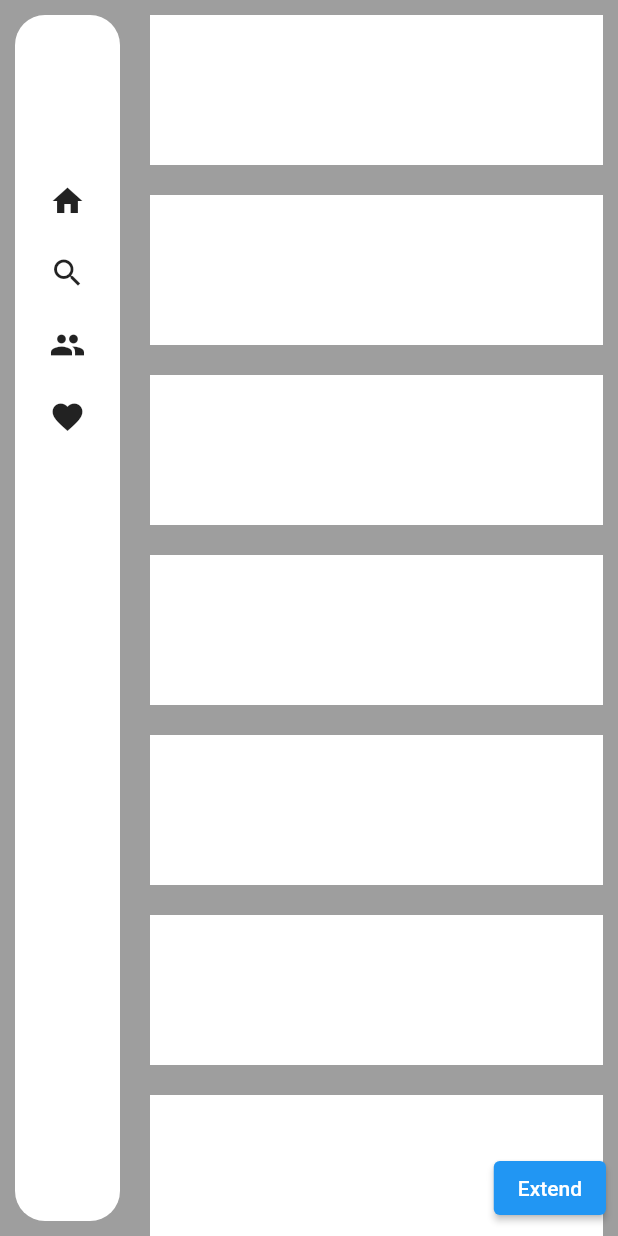
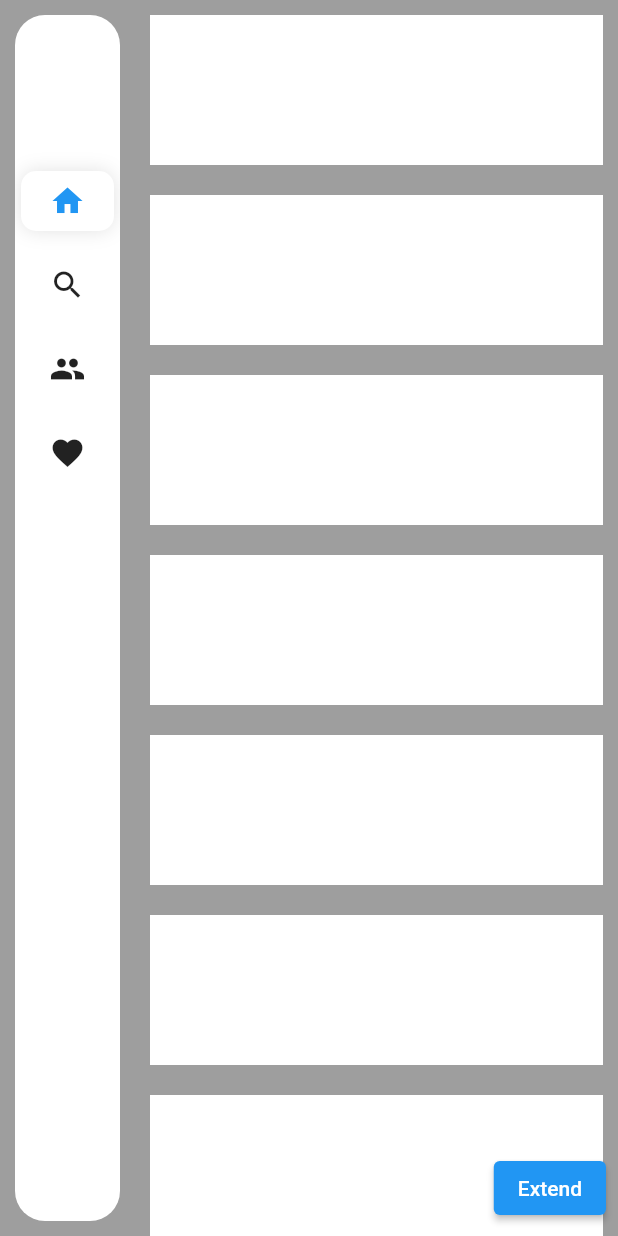
Before and after one commit to Frezyx/sidebarx, a Flutter app: the screen it shows after launch, on a phone screen of 412 x 824 dp. Run offline on Flutter 3.47's test engine with Material 2 defaults, Android fonts, the phone set to English and light mode, and no system bars.

Commit message:
Add new elements to theme & make animation

```diff
--- a/example/lib/main.dart
+++ b/example/lib/main.dart
@@ -31,6 +31,16 @@ class MyApp extends StatelessWidget {
                       borderRadius: BorderRadius.circular(20),
                     ),
                     margin: const EdgeInsets.all(10),
+                    selectedItemDecoration: BoxDecoration(
+                      color: Colors.white,
+                      borderRadius: BorderRadius.circular(10),
+                      boxShadow: [
+                        BoxShadow(
+                          color: Colors.grey.withOpacity(0.3),
+                          blurRadius: 10,
+                        )
+                      ],
+                    ),
                   ),
                   headerBuilder: (context, extended) {
                     return Container(
@@ -38,7 +48,7 @@ class MyApp extends StatelessWidget {
                     );
                   },
                   extendedTheme: const SidebarXTheme(
-                    width: 240,
+                    width: 200,
                     decoration: BoxDecoration(color: Colors.white),
                   ),
                   items: [
--- a/lib/src/sidebarx_base.dart
+++ b/lib/src/sidebarx_base.dart
@@ -1,7 +1,7 @@
 import 'package:flutter/material.dart';
 import 'package:sidebarx/sidebarx.dart';
 
-class SidebarX extends StatelessWidget {
+class SidebarX extends StatefulWidget {
   const SidebarX({
     Key? key,
     required this.controller,
@@ -10,6 +10,7 @@ class SidebarX extends StatelessWidget {
     this.extendedTheme,
     this.headerBuilder,
     this.footerBuilder,
+    this.separatorBuilder,
   }) : super(key: key);
 
   final SidebarXTheme theme;
@@ -20,16 +21,48 @@ class SidebarX extends StatelessWidget {
   final List<SidebarXItem> items;
   final SidebarXController controller;
 
+  final IndexedWidgetBuilder? separatorBuilder;
+
   final Widget Function(BuildContext context, bool extended)? headerBuilder;
   final Widget Function(BuildContext context, bool extended)? footerBuilder;
 
   @override
+  State<SidebarX> createState() => _SidebarXState();
+}
+
+class _SidebarXState extends State<SidebarX>
+    with SingleTickerProviderStateMixin {
+  late AnimationController _animationController;
+
+  @override
+  void initState() {
+    widget.controller.addListener(
+      () {
+        if (_animationController.isCompleted) {
+          _animationController.reverse();
+        } else {
+          _animationController.forward();
+        }
+      },
+    );
+
+    _animationController = AnimationController(
+      vsync: this,
+      duration: const Duration(milliseconds: 300),
+    );
+    super.initState();
+  }
+
+  @override
   Widget build(BuildContext context) {
     return AnimatedBuilder(
-      animation: controller,
+      animation: widget.controller,
       builder: (context, child) {
-        final selectedTheme =
-            controller.extended ? extendedTheme ?? theme : theme;
+        final extendedT = widget.extendedTheme?.mergeWith(widget.theme);
+        final selectedTheme = widget.controller.extended
+            ? extendedT ?? widget.theme
+            : widget.theme;
+
         final t = selectedTheme.mergeFlutterTheme(context);
 
         return AnimatedContainer(
@@ -41,23 +74,30 @@ class SidebarX extends StatelessWidget {
           decoration: t.decoration,
           child: Column(
             children: [
-              headerBuilder?.call(context, controller.extended) ??
+              widget.headerBuilder?.call(context, widget.controller.extended) ??
                   const SizedBox(),
               Expanded(
-                child: ListView.builder(
-                  itemCount: items.length,
+                child: ListView.separated(
+                  itemCount: widget.items.length,
+                  separatorBuilder: widget.separatorBuilder ??
+                      (_, __) => const SizedBox(height: 8),
                   itemBuilder: (context, index) {
-                    final item = items[index];
+                    final item = widget.items[index];
                     return SidebarXCell(
                       item: item,
                       theme: t,
-                      extended: controller.extended,
-                      selected: controller.selectedIndex == index,
+                      animationController: _animationController,
+                      extended: widget.controller.extended,
+                      selected: widget.controller.selectedIndex == index,
+                      onTap: () {
+                        item.onTap?.call();
+                        widget.controller.selectIndex(index);
+                      },
                     );
                   },
                 ),
               ),
-              footerBuilder?.call(context, controller.extended) ??
+              widget.footerBuilder?.call(context, widget.controller.extended) ??
                   const SizedBox()
             ],
           ),
--- a/lib/src/theme/sidebarx_theme.dart
+++ b/lib/src/theme/sidebarx_theme.dart
@@ -33,23 +33,66 @@ class SidebarXTheme {
     final theme = Theme.of(context);
     return SidebarXTheme(
       width: width,
+      height: height,
       padding: padding,
       margin: margin,
       decoration: decoration ?? BoxDecoration(color: theme.cardColor),
+      iconTheme: iconTheme ?? theme.iconTheme,
+      selectedIconTheme:
+          iconTheme ?? theme.iconTheme.copyWith(color: theme.primaryColor),
+      textStyle: textStyle ?? theme.textTheme.bodyMedium,
+      selectedTextStyle: selectedTextStyle ??
+          theme.textTheme.bodyMedium?.copyWith(color: theme.primaryColor),
+      itemDecoration: itemDecoration,
+      selectedItemDecoration: selectedItemDecoration,
+    );
+  }
+
+  SidebarXTheme mergeWith(
+    SidebarXTheme theme,
+  ) {
+    return SidebarXTheme(
+      width: width,
+      height: height,
+      padding: padding,
+      margin: margin,
+      decoration: decoration ?? theme.decoration,
+      iconTheme: iconTheme ?? theme.iconTheme,
+      selectedIconTheme: selectedIconTheme ?? theme.selectedIconTheme,
+      textStyle: textStyle ?? theme.textStyle,
+      selectedTextStyle: selectedTextStyle ?? theme.selectedTextStyle,
+      itemDecoration: itemDecoration ?? theme.itemDecoration,
+      selectedItemDecoration:
+          selectedItemDecoration ?? theme.selectedItemDecoration,
     );
   }
 
   SidebarXTheme copyWith({
     double? width,
+    double? height,
     EdgeInsets? padding,
     EdgeInsets? margin,
     BoxDecoration? decoration,
+    IconThemeData? iconTheme,
+    IconThemeData? selectedIconTheme,
+    TextStyle? textStyle,
+    TextStyle? selectedTextStyle,
+    BoxDecoration? itemDecoration,
+    BoxDecoration? selectedItemDecoration,
   }) {
     return SidebarXTheme(
       width: width ?? this.width,
+      height: height ?? this.height,
       padding: padding ?? this.padding,
       margin: margin ?? this.margin,
       decoration: decoration ?? this.decoration,
+      iconTheme: iconTheme ?? this.iconTheme,
+      selectedIconTheme: selectedIconTheme ?? this.selectedIconTheme,
+      textStyle: textStyle ?? this.textStyle,
+      selectedTextStyle: selectedTextStyle ?? this.selectedTextStyle,
+      itemDecoration: itemDecoration ?? this.itemDecoration,
+      selectedItemDecoration:
+          selectedItemDecoration ?? this.selectedItemDecoration,
     );
   }
 }
--- a/lib/src/widgets/sidebarx_cell.dart
+++ b/lib/src/widgets/sidebarx_cell.dart
@@ -1,35 +1,86 @@
 import 'package:flutter/material.dart';
 import 'package:sidebarx/sidebarx.dart';
 
-class SidebarXCell extends StatelessWidget {
+class SidebarXCell extends StatefulWidget {
   const SidebarXCell({
     Key? key,
     required this.item,
     required this.extended,
     required this.selected,
     required this.theme,
+    required this.onTap,
+    required this.animationController,
   }) : super(key: key);
 
   final bool extended;
   final bool selected;
   final SidebarXItem item;
   final SidebarXTheme theme;
+  final VoidCallback onTap;
+  final AnimationController animationController;
+
+  @override
+  State<SidebarXCell> createState() => _SidebarXCellState();
+}
+
+class _SidebarXCellState extends State<SidebarXCell> {
+  late Animation<double> _animation;
+
+  @override
+  void initState() {
+    super.initState();
+    _animation = CurvedAnimation(
+      parent: widget.animationController,
+      curve: Curves.easeIn,
+    );
+  }
 
   @override
   Widget build(BuildContext context) {
-    final iconTheme = selected ? theme.selectedIconTheme : theme.iconTheme;
-    final textStyle = selected ? theme.selectedTextStyle : theme.textStyle;
+    final theme = widget.theme;
+    final iconTheme =
+        widget.selected ? theme.selectedIconTheme : theme.iconTheme;
+    final textStyle =
+        widget.selected ? theme.selectedTextStyle : theme.textStyle;
     final decoration =
-        selected ? theme.selectedItemDecoration : theme.decoration;
-    return Container(
+        widget.selected ? theme.selectedItemDecoration : theme.decoration;
+
+    return GestureDetector(
+      onTap: widget.onTap,
+      child: Container(
         decoration: decoration,
+        padding: const EdgeInsets.all(8),
+        margin: const EdgeInsets.all(4),
         child: Row(
-        mainAxisAlignment: MainAxisAlignment.spaceEvenly,
+          mainAxisAlignment: widget.extended
+              ? MainAxisAlignment.start
+              : MainAxisAlignment.center,
           children: [
-          Flexible(flex: 4, child: _Icon(item: item, iconTheme: iconTheme)),
-          if (extended)
-            Flexible(flex: 6, child: Text(item.label ?? '', style: textStyle)),
+            AnimatedBuilder(
+              animation: _animation,
+              builder: (context, _) {
+                final value = ((1 - _animation.value) * 6).toInt();
+                if (value <= 0) {
+                  return const SizedBox();
+                }
+                return Spacer(flex: value);
+              },
+            ),
+            _Icon(item: widget.item, iconTheme: iconTheme),
+            Flexible(
+              flex: 6,
+              child: FadeTransition(
+                opacity: _animation,
+                child: Text(
+                  widget.item.label ?? '',
+                  style: textStyle,
+                  overflow: TextOverflow.fade,
+                  maxLines: 1,
+                ),
+              ),
+            ),
           ],
+        ),
       ),
     );
   }
@@ -47,15 +98,10 @@ class _Icon extends StatelessWidget {
 
   @override
   Widget build(BuildContext context) {
-    return IconButton(
-      icon: Icon(
+    return Icon(
       item.icon,
       color: iconTheme?.color,
       size: iconTheme?.size,
-      ),
-      onPressed: () {
-        item.onTap?.call();
-      },
     );
   }
 }
```
Lines whose indentation alone changed are shown as unchanged.
